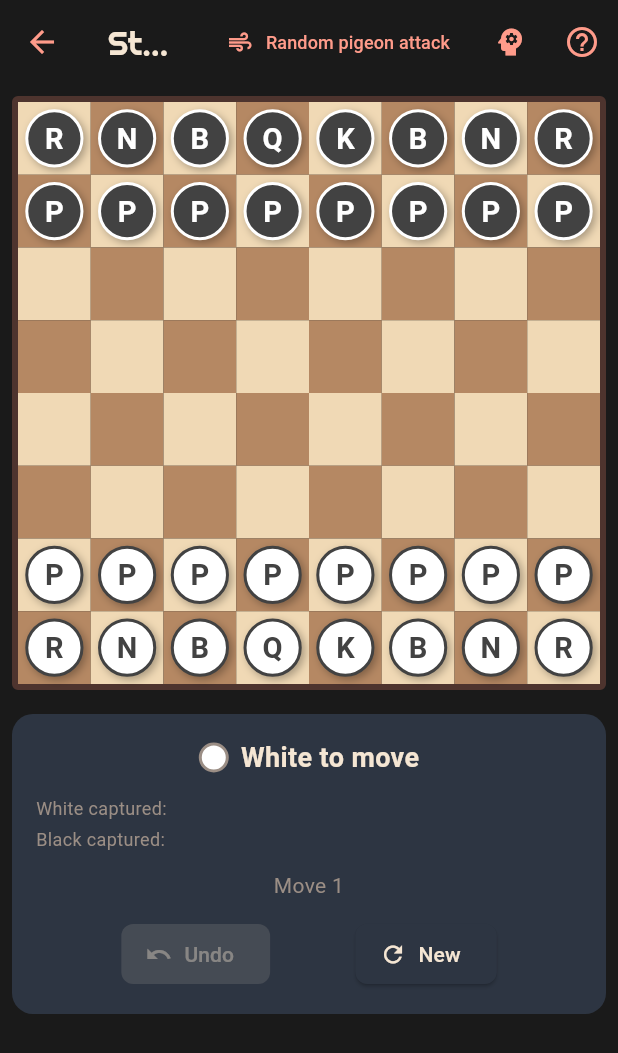
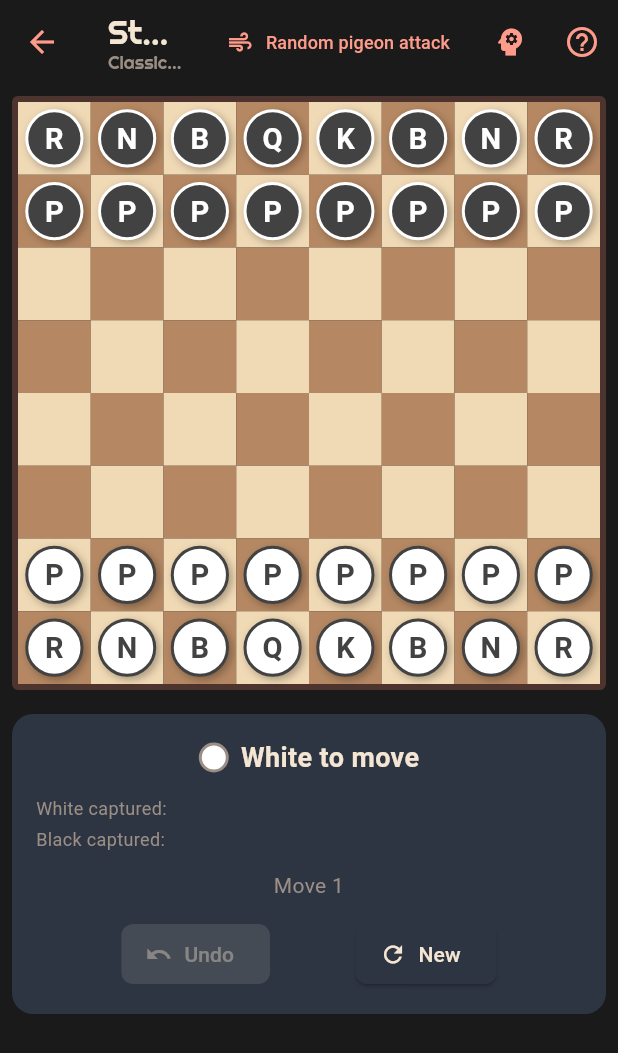
Before and after one commit to mindfu23/weirdchess, a Flutter app: the GameScreen screen opened by its route, on a phone screen of 412 x 824 dp. Shown: the top 1053 px of the screen. Run offline on Flutter 3.47's test engine with Material 3 defaults, Android fonts, the phone set to English and light mode, and no system bars; our stand-ins replace flutter_riverpod, flutter_svg, go_router, shared_preferences; accounts and stored records are empty.

Commit message:
Show variant description as AppBar subtitle on game screen
Co-Authored-By: Claude Sonnet 4.6 <noreply@anthropic.com>

```diff
--- a/lib/ui/screens/game_screen.dart
+++ b/lib/ui/screens/game_screen.dart
@@ -22,7 +22,24 @@ class GameScreen extends ConsumerWidget {
 
     return Scaffold(
       appBar: AppBar(
-        title: Text(variant.name),
+        title: Column(
+          crossAxisAlignment: CrossAxisAlignment.start,
+          mainAxisSize: MainAxisSize.min,
+          children: [
+            Text(variant.name),
+            Text(
+              variant.description,
+              style: const TextStyle(
+                fontFamily: 'Righteous',
+                fontSize: 12,
+                color: Color(0xFF9B8E85),
+                fontWeight: FontWeight.normal,
+              ),
+              maxLines: 1,
+              overflow: TextOverflow.ellipsis,
+            ),
+          ],
+        ),
         leading: IconButton(
           icon: const Icon(Icons.arrow_back),
           onPressed: () => context.go('/'),
```
Also changed, not shown: 3 other files.
